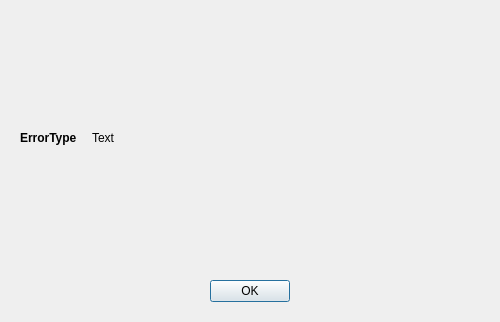
Before: the Qt Designer form ui_files/info_dialogue.ui in maromei/addnotespace, drawn with Qt 5.
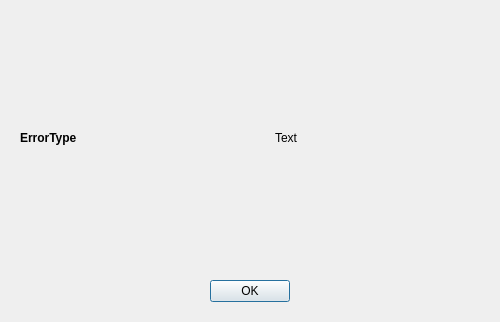
After: the same form once the commit is applied.

Commit message: centered message text, enabled links

```diff
--- a/ui_files/info_dialogue.ui
+++ b/ui_files/info_dialogue.ui
@@ -101,6 +101,12 @@
            <property name="text">
             <string>Text</string>
            </property>
+           <property name="textFormat">
+            <enum>Qt::AutoText</enum>
+           </property>
+           <property name="alignment">
+            <set>Qt::AlignCenter</set>
+           </property>
            <property name="wordWrap">
             <bool>true</bool>
            </property>
```
Left out of the diff: 3 changed lines with no effect on the pictures.
